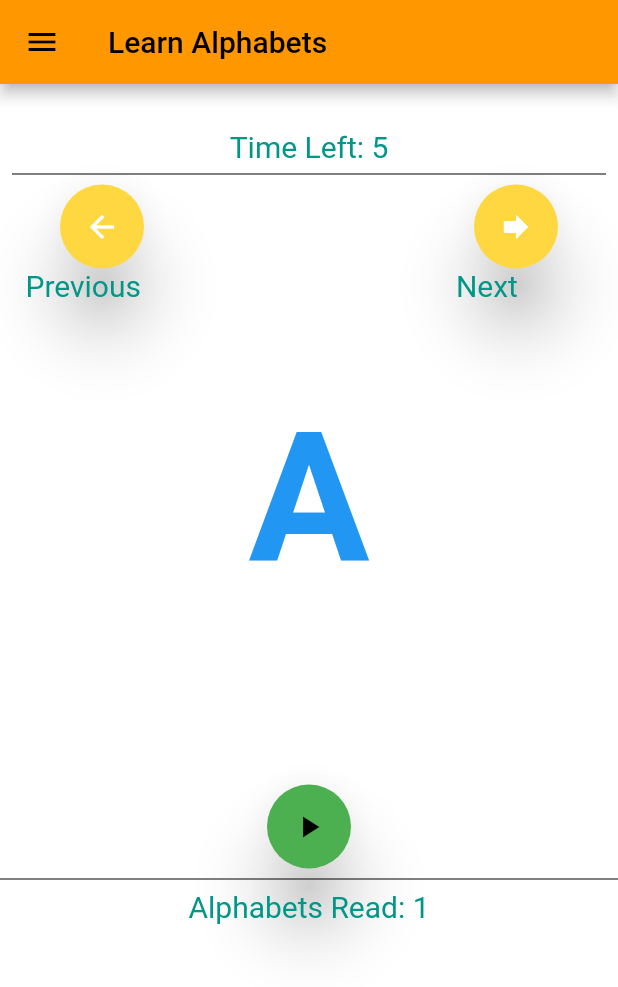
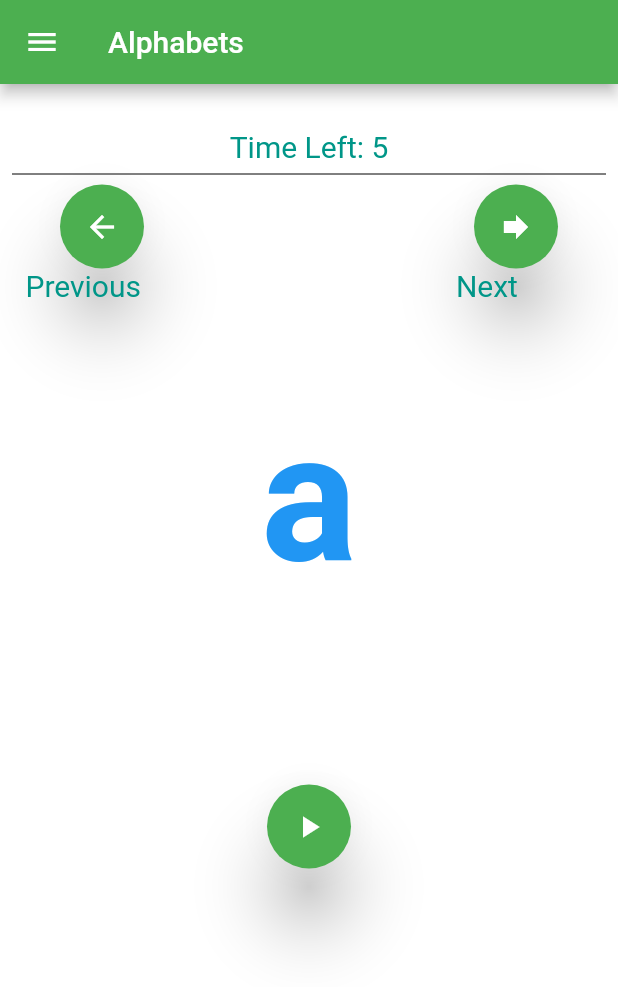
Before and after one commit to javedmughal-058/flutter_learning_2021, a Flutter app: the PlayScreen screen opened directly, on a phone screen of 412 x 824 dp. Shown: the top 987 px of the screen. Run offline on Flutter 3.47's test engine with Material 2 defaults, Android fonts, the phone set to English and light mode, and no system bars; our stand-ins replace audioplayers, rflutter_alert; missing offline and left inert: kids_app_in_flutter.

Commit message:
set main and playscreen

```diff
--- a/kids_app_in_flutter/lib/PlayScreen.dart
+++ b/kids_app_in_flutter/lib/PlayScreen.dart
@@ -2,7 +2,7 @@
 
 import 'dart:async';
 
-import 'package:alphabet_card_app_for_kids/main.dart';
+import 'package:kids_app_in_flutter/main.dart';
 import 'package:flutter/material.dart';
 
 class PlayScreen extends StatefulWidget {
@@ -12,7 +12,7 @@
   _PlayScreenState createState() => _PlayScreenState();
 }
 
-List<String> CapitalAlphabets = [
+List<String> Capital = [
   'A',
   'B',
   'C',
@@ -40,7 +40,7 @@
   'Y',
   'Z',
 ];
-List<String> smallAlphabets = [
+List<String> small = [
   'a',
   'b',
   'c',
@@ -69,7 +69,6 @@
   'z',
 ];
 int count = 0;
-int alphacount=1;
 bool num = false;
 
 int seconds = 5;
@@ -102,9 +101,9 @@
             // ignore: avoid_print
             print('Time Ended');
             setState(() {
-              if (count < CapitalAlphabets.length - 1) {
+              if (count < Capital.length - 1) {
                 count++;
-                alphacount++;
+
                 seconds = 5;
                 startTimer();
               }
@@ -139,67 +138,67 @@
                 )
           ),
                 ListTile(
-                  title: const Text('Main Screen',
+                  leading: const Icon(Icons.home),
+                  title: const Text('Home',
                     style: TextStyle(
-                      color: Colors.orange,
-                      fontSize: 18.0,
+                      color: Colors.black45,
+                      fontSize: 14.0,
                     ),
                   ),
                   onTap: () {
-                    // Update the state of the app
-                    // ...
-                    // Then close the drawer
-                    Navigator.push(
-                      context,
-                      MaterialPageRoute(builder: (context) => MyHomePage()),
-                    );
+                    Navigator.pop(context);
                   },
                 ),
-                const SizedBox(
-                  height: 14,
-                  child: Divider(
-                    color: Colors.black,
-                  ),
-                ),
                 ListTile(
-            title: const Text('Capital A-Z',
+                  leading: const Icon(Icons.account_circle_rounded),
+                  title: const Text('Account',
                     style: TextStyle(
-                color: Colors.orange,
-                fontSize: 18.0,
+                      color: Colors.black45,
+                      fontSize: 14.0,
                     ),
                   ),
                   onTap: () {
-              // Update the state of the app
-              // ...
-              // Then close the drawer
-              alphaCase = true;
-              Navigator.push(
-                context,
-                MaterialPageRoute(builder: (context) => PlayScreen()),
-              );
+                    Navigator.pop(context);
                   },
                 ),
-                const SizedBox(
-                  height: 14,
-                  child: Divider(
-                    color: Colors.black,
-                  ),
-                ),
                 ListTile(
-            title: const Text('small a-z',
+                  leading: const Icon(Icons.settings_applications_rounded ),
+                  title: const Text('Setting',
                     style: TextStyle(
-                color: Colors.orange,
-                fontSize: 18.0,
+                      color: Colors.black45,
+                      fontSize: 14.0,
                     ),),
                   onTap: () {
                     // Update the state of the app
                     // ...
                     // Then close the drawer
-              alphaCase = false;
-              Navigator.push(
-                context,
-                MaterialPageRoute(builder: (context) => PlayScreen()),
-              );
+                    Navigator.pop(context);
+                  },
+                ),
+                ListTile(
+                  leading: const Icon(Icons.article_rounded),
+                  title: const Text('About us',
+                    style: TextStyle(
+                      color: Colors.black45,
+                      fontSize: 14.0,
+                    ),
+                  ),
+                  onTap: () {
+                    Navigator.pop(context);
+                  },
+                ),
+                ListTile(
+                  leading: const Icon(Icons.info),
+                  title: const Text('App info',
+                    style: TextStyle(
+                      color: Colors.black45,
+                      fontSize: 16.0,
+                    ),),
+                  onTap: () {
+                    // Update the state of the app
+                    // ...
+                    // Then close the drawer
+                    Navigator.pop(context);
                   },
                 ),
                 const SizedBox(
@@ -213,7 +212,7 @@
         ),
 
         appBar: AppBar(
-          title: const Text('Learn Alphabets'),
+          title: const Text('Alphabets'),
         ),
         body: Container(
           width: MediaQuery.of(context).size.width,
@@ -253,16 +252,16 @@
                 children: [
                       FloatingActionButton(
                           elevation: 20,
-                          backgroundColor: Colors.amberAccent,
+                          backgroundColor: Colors.green,
                           child: const Icon(
                             Icons.arrow_back,
                             color: Colors.white,
                           ),
                           onPressed: () {
                             setState(() {
-                              if (count < CapitalAlphabets.length - 1) {
+                              if (count < Capital.length - 1) {
                                 count--;
-                                alphacount--;
+
                                 seconds = 5;
                                 startTimer();
                               }
@@ -273,16 +272,15 @@
                       ),
                       FloatingActionButton(
                           elevation: 20,
-                          backgroundColor: Colors.amberAccent,
+                          backgroundColor: Colors.green,
                           child: const Icon(
                             Icons.forward,
                             color: Colors.white,
                           ),
                           onPressed: () {
                             setState(() {
-                              if (count < CapitalAlphabets.length - 1) {
+                              if (count < Capital.length - 1) {
                                 count++;
-                                alphacount++;
                                 seconds = 5;
                                 startTimer();
                               }
@@ -315,14 +313,14 @@
               ),
               alphaCase == true
                   ? Text(
-                      '${CapitalAlphabets[count]}',
+                      '${Capital[count]}',
                       style: const TextStyle(
                           color: Colors.blue,
                           fontSize: 120,
                           fontWeight: FontWeight.w600),
                     )
                   : Text(
-                      '${smallAlphabets[count]}',
+                      '${small[count]}',
                       style: const TextStyle(
                           color: Colors.blue,
                           fontSize: 120,
@@ -345,40 +343,7 @@
                         });
                       })
                   : Container(),
-              //  FloatingActionButton(
-              //     elevation: 20,
-              //     backgroundColor: Colors.green,
-              //     child: const Icon(Icons.pause),
-              //     onPressed: () {
-              //       setState(() {
-              //         // count;
-              //         // seconds = 5;
-              //         num = false;
-              //       });
-              //     }),
-              const SizedBox(
-                height: 14,
-                child: Divider(
-                  color: Colors.black,
-                ),
-              ),
-              Padding(
-                padding: const EdgeInsets.only(left: 8.0, right: 8),
-                child: Column(
-                  crossAxisAlignment: CrossAxisAlignment.center,
-                  mainAxisAlignment: MainAxisAlignment.start,
-                  children: [
-                    Text(
-                      'Alphabets Read: $alphacount',
-                      style: const TextStyle(
-                          color: Colors.teal,
-                          fontSize: 20,
-                          fontWeight: FontWeight.w400),
-                    ),
 
-                  ],
-                ),
-              ),
             ],
           ),
         ));
--- a/kids_app_in_flutter/lib/SplashScreen.dart
+++ b/kids_app_in_flutter/lib/SplashScreen.dart
@@ -24,7 +24,7 @@
   @override
   Widget build(BuildContext context) {
     return Scaffold(
-      backgroundColor: Colors.orange,
+      backgroundColor: Colors.green,
       body: SizedBox(
         height: MediaQuery.of(context).size.height,
         width: MediaQuery.of(context).size.width,
```
Also changed, not shown: kids_app_in_flutter/lib/main.dart (+50 -66 lines), kids_app_in_flutter/images/download.png (added). Lines whose indentation alone changed are shown as unchanged.
